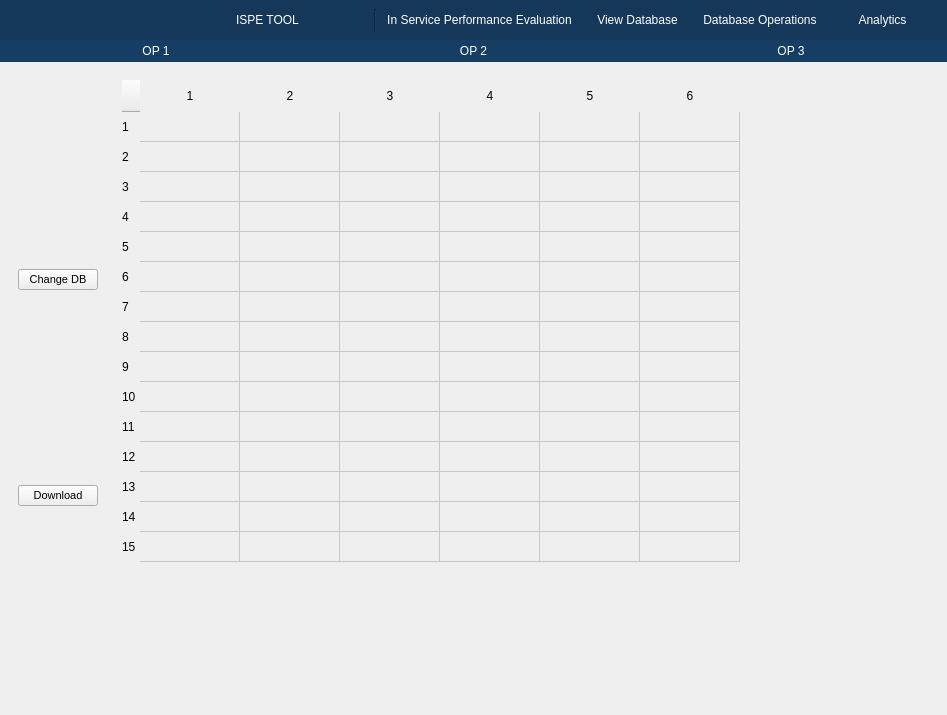
The window that UI/designer_files/mainWindow.ui (nirupam52/TxDOT-Project) describes before a commit, drawn with Qt 5.
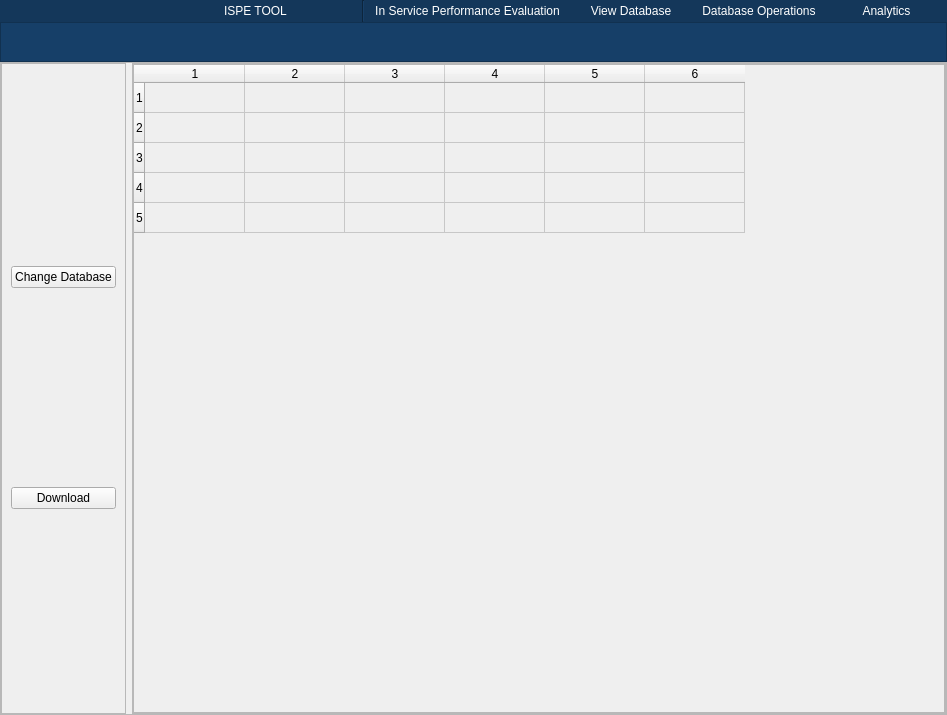
The same window after the commit. The open tabs and pages were chosen to show the change. Icons and pictures are not drawn.

Commit message: added sub navbars to each page

```diff
--- a/UI/designer_files/mainWindow.ui
+++ b/UI/designer_files/mainWindow.ui
@@ -35,7 +35,7 @@
       <property name="maximumSize">
        <size>
         <width>16777215</width>
-        <height>100</height>
+        <height>80</height>
        </size>
       </property>
       <property name="styleSheet">
@@ -51,7 +51,16 @@
       </property>
       <layout class="QHBoxLayout" name="horizontalLayout">
        <property name="leftMargin">
-        <number>12</number>
+        <number>0</number>
+       </property>
+       <property name="topMargin">
+        <number>0</number>
+       </property>
+       <property name="rightMargin">
+        <number>0</number>
+       </property>
+       <property name="bottomMargin">
+        <number>0</number>
        </property>
        <item>
         <widget class="QFrame" name="logo_frame">
@@ -230,74 +239,6 @@
       </layout>
      </widget>
     </item>
-    <item>
-     <widget class="QFrame" name="sub_navbar">
-      <property name="maximumSize">
-       <size>
-        <width>16777215</width>
-        <height>40</height>
-       </size>
-      </property>
-      <property name="styleSheet">
-       <string notr="true">background-color: rgb(255, 255, 255);
-background-color: rgb(22, 61, 100);
-font: 8pt &quot;Arial&quot;;
-font: 8pt &quot;Arial&quot;;
-color: rgb(255, 255, 255);
-</string>
-      </property>
-      <property name="frameShape">
-       <enum>QFrame::NoFrame</enum>
-      </property>
-      <property name="frameShadow">
-       <enum>QFrame::Raised</enum>
-      </property>
-      <layout class="QHBoxLayout" name="horizontalLayout_5">
-       <property name="leftMargin">
-        <number>0</number>
-       </property>
-       <property name="topMargin">
-        <number>0</number>
-       </property>
-       <property name="rightMargin">
-        <number>0</number>
-       </property>
-       <property name="bottomMargin">
-        <number>0</number>
-       </property>
-       <item>
-        <widget class="QPushButton" name="sub_op_1">
-         <property name="text">
-          <string>OP 1</string>
-         </property>
-         <property name="flat">
-          <bool>true</bool>
-         </property>
-        </widget>
-       </item>
-       <item>
-        <widget class="QPushButton" name="sub_op_2">
-         <property name="text">
-          <string>OP 2</string>
-         </property>
-         <property name="flat">
-          <bool>true</bool>
-         </property>
-        </widget>
-       </item>
-       <item>
-        <widget class="QPushButton" name="sub_op_3">
-         <property name="text">
-          <string>OP 3</string>
-         </property>
-         <property name="flat">
-          <bool>true</bool>
-         </property>
-        </widget>
-       </item>
-      </layout>
-     </widget>
-    </item>
     <item>
      <widget class="QStackedWidget" name="stackedWidget">
       <property name="font">
@@ -338,106 +279,149 @@
        </widget>
       </widget>
       <widget class="QWidget" name="viewDb_page">
-       <layout class="QHBoxLayout" name="horizontalLayout_6">
+       <layout class="QVBoxLayout" name="verticalLayout_2">
+        <property name="spacing">
+         <number>0</number>
+        </property>
+        <property name="leftMargin">
+         <number>0</number>
+        </property>
+        <property name="topMargin">
+         <number>0</number>
+        </property>
+        <property name="rightMargin">
+         <number>0</number>
+        </property>
+        <property name="bottomMargin">
+         <number>0</number>
+        </property>
         <item>
-         <widget class="QFrame" name="button_frame">
+         <widget class="QFrame" name="viewDb_page_op_navbar">
+          <property name="minimumSize">
+           <size>
+            <width>0</width>
+            <height>40</height>
+           </size>
+          </property>
           <property name="maximumSize">
            <size>
-            <width>100</width>
-            <height>16777215</height>
+            <width>16777215</width>
+            <height>40</height>
            </size>
           </property>
+          <property name="styleSheet">
+           <string notr="true">background-color: rgb(22, 63, 104);</string>
+          </property>
           <property name="frameShape">
-           <enum>QFrame::NoFrame</enum>
+           <enum>QFrame::StyledPanel</enum>
           </property>
           <property name="frameShadow">
            <enum>QFrame::Raised</enum>
           </property>
-          <layout class="QVBoxLayout" name="verticalLayout_2">
-           <item>
-            <widget class="QPushButton" name="change_db_btn">
-             <property name="font">
-              <font>
-               <pointsize>8</pointsize>
-              </font>
-             </property>
-             <property name="text">
-              <string>Change DB</string>
-             </property>
-             <property name="default">
-              <bool>false</bool>
-             </property>
-             <property name="flat">
-              <bool>false</bool>
-             </property>
-            </widget>
-           </item>
-           <item>
-            <widget class="QPushButton" name="download_btn">
-             <property name="font">
-              <font>
-               <pointsize>8</pointsize>
-              </font>
-             </property>
-             <property name="contextMenuPolicy">
-              <enum>Qt::DefaultContextMenu</enum>
-             </property>
-             <property name="text">
-              <string>Download</string>
-             </property>
-            </widget>
-           </item>
-          </layout>
          </widget>
         </item>
         <item>
-         <widget class="QFrame" name="table_frame">
+         <widget class="QFrame" name="viewDb_page_content">
           <property name="frameShape">
-           <enum>QFrame::NoFrame</enum>
+           <enum>QFrame::StyledPanel</enum>
           </property>
           <property name="frameShadow">
            <enum>QFrame::Raised</enum>
           </property>
-          <layout class="QHBoxLayout" name="horizontalLayout_7">
+          <layout class="QHBoxLayout" name="horizontalLayout_5">
+           <property name="leftMargin">
+            <number>0</number>
+           </property>
+           <property name="topMargin">
+            <number>0</number>
+           </property>
+           <property name="rightMargin">
+            <number>0</number>
+           </property>
+           <property name="bottomMargin">
+            <number>0</number>
+           </property>
            <item>
-            <widget class="QTableWidget" name="tableWidget">
-             <property name="styleSheet">
-              <string notr="true">QHeaderView::section { 
-    border: none;
-    height: 32px;
-	color:
-}</string>
+            <widget class="QFrame" name="btn_frame">
+             <property name="minimumSize">
+              <size>
+               <width>100</width>
+               <height>0</height>
+              </size>
              </property>
+             <property name="maximumSize">
+              <size>
+               <width>150</width>
+               <height>16777215</height>
+              </size>
+             </property>
              <property name="frameShape">
-              <enum>QFrame::NoFrame</enum>
+              <enum>QFrame::StyledPanel</enum>
              </property>
-             <property name="rowCount">
-              <number>15</number>
+             <property name="frameShadow">
+              <enum>QFrame::Raised</enum>
              </property>
-             <property name="columnCount">
-              <number>6</number>
+             <layout class="QVBoxLayout" name="verticalLayout_5">
+              <item>
+               <widget class="QPushButton" name="changeDb_btn">
+                <property name="text">
+                 <string>Change Database</string>
+                </property>
+               </widget>
+              </item>
+              <item>
+               <widget class="QPushButton" name="download_btn">
+                <property name="text">
+                 <string>Download</string>
+                </property>
+               </widget>
+              </item>
+             </layout>
+            </widget>
+           </item>
+           <item>
+            <widget class="QFrame" name="table_frame">
+             <property name="frameShape">
+              <enum>QFrame::StyledPanel</enum>
              </property>
-             <row/>
-             <row/>
-             <row/>
-             <row/>
-             <row/>
-             <row/>
-             <row/>
-             <row/>
-             <row/>
-             <row/>
-             <row/>
-             <row/>
-             <row/>
-             <row/>
-             <row/>
-             <column/>
-             <column/>
-             <column/>
-             <column/>
-             <column/>
-             <column/>
+             <property name="frameShadow">
+              <enum>QFrame::Raised</enum>
+             </property>
+             <layout class="QVBoxLayout" name="verticalLayout_4">
+              <property name="leftMargin">
+               <number>0</number>
+              </property>
+              <property name="topMargin">
+               <number>0</number>
+              </property>
+              <property name="rightMargin">
+               <number>0</number>
+              </property>
+              <property name="bottomMargin">
+               <number>0</number>
+              </property>
+              <item>
+               <widget class="QTableWidget" name="tableWidget">
+                <property name="rowCount">
+                 <number>5</number>
+                </property>
+                <property name="columnCount">
+                 <number>6</number>
+                </property>
+                <row/>
+                <row/>
+                <row/>
+                <row/>
+                <row/>
+                <column/>
+                <column/>
+                <column/>
+                <column/>
+                <column/>
+                <column/>
+               </widget>
+              </item>
+             </layout>
             </widget>
            </item>
           </layout>
```
Left out of the diff: 233 changed lines with no effect on the pictures.
